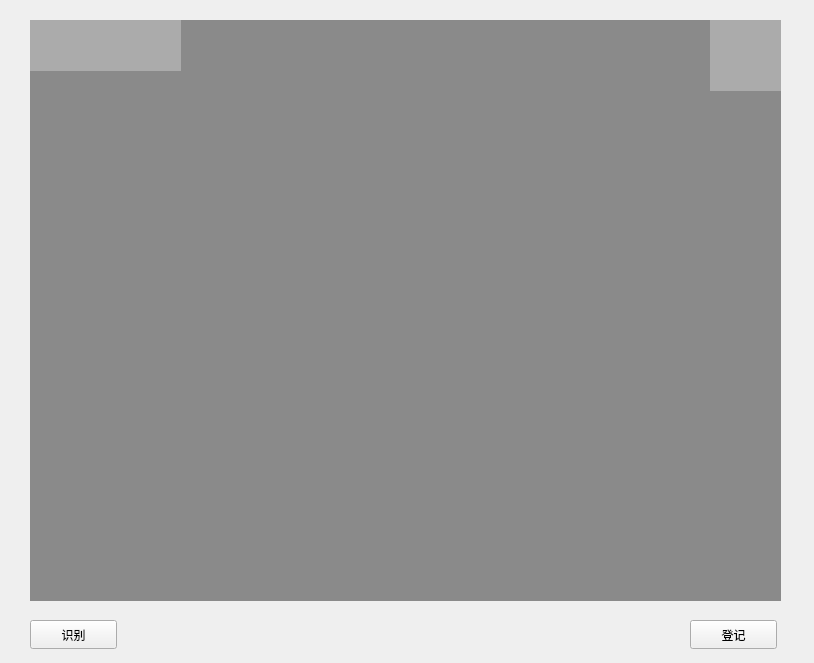
Old version of the form mainwindow.ui in the repository Liu8018/facerec1.
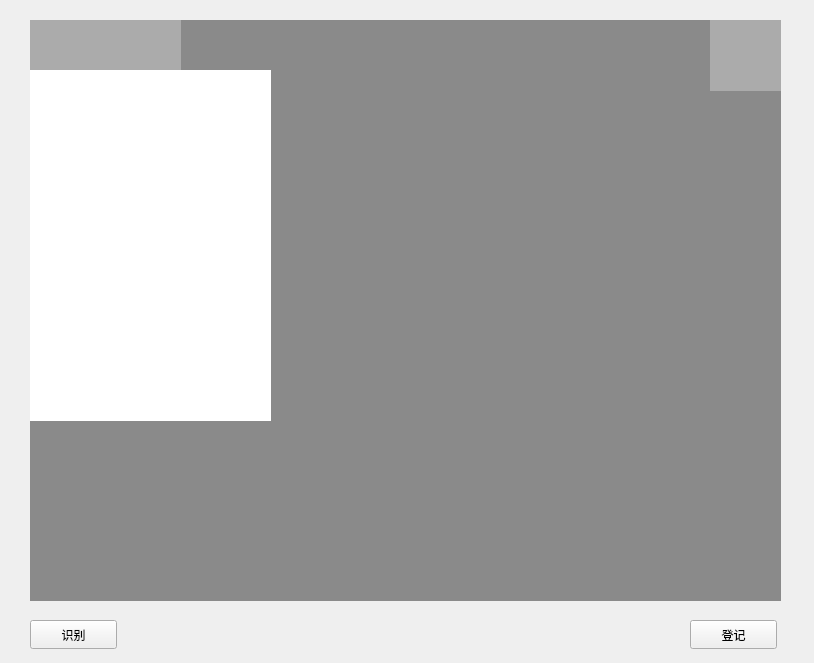
New version of the form. Icons and pictures are not drawn.

```diff
--- a/mainwindow.ui
+++ b/mainwindow.ui
@@ -90,6 +90,22 @@
      <string/>
     </property>
    </widget>
+   <widget class="QLabel" name="label_names">
+    <property name="geometry">
+     <rect>
+      <x>30</x>
+      <y>70</y>
+      <width>241</width>
+      <height>351</height>
+     </rect>
+    </property>
+    <property name="styleSheet">
+     <string notr="true">background-color: rgb(255, 255, 255);</string>
+    </property>
+    <property name="text">
+     <string/>
+    </property>
+   </widget>
   </widget>
  </widget>
  <layoutdefault spacing="6" margin="11"/>
```
